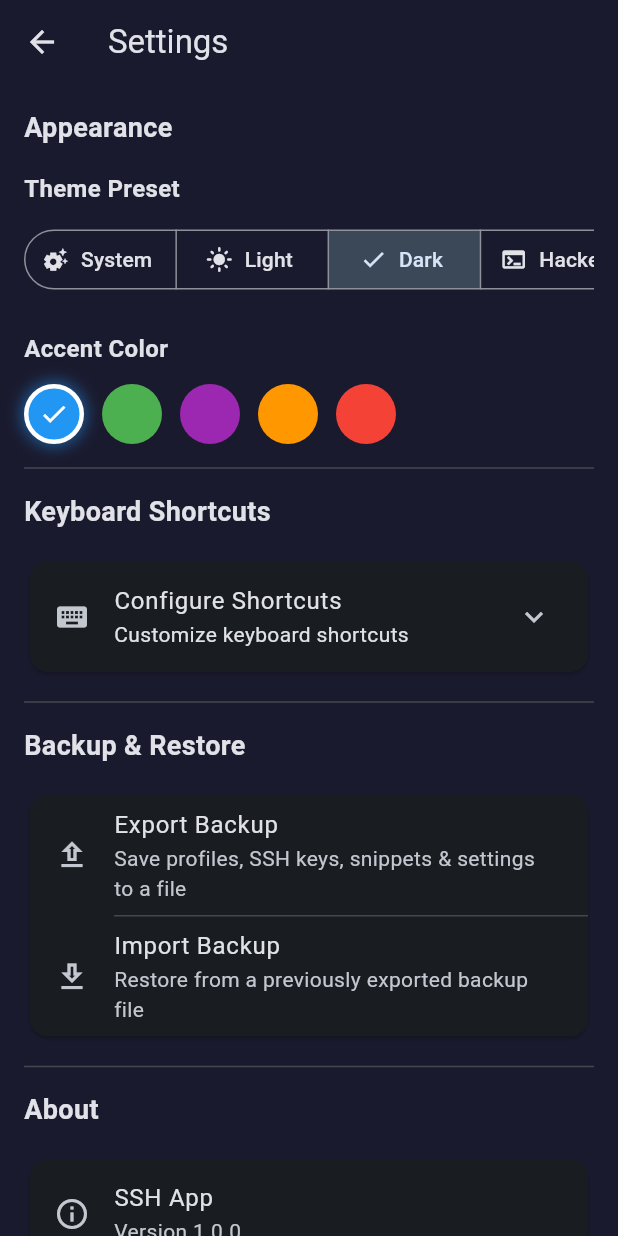
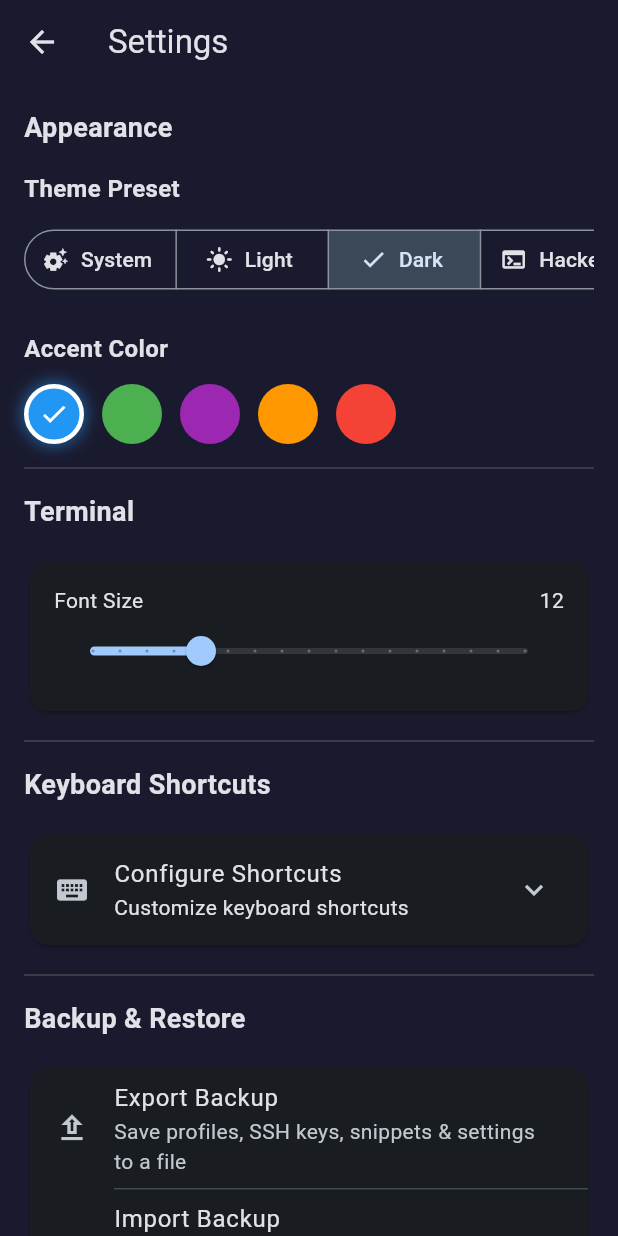
Before and after one commit to involvex/ssh-app-flutter, a Flutter app: the screen it shows after launch, after a tap on the "settings" icon, on a phone screen of 412 x 824 dp. Run offline on Flutter 3.47's test engine with Material 3 defaults, Android fonts, the phone set to English and light mode, and no system bars; our stand-ins replace file_picker, share_plus, shared_preferences; missing offline and left inert: dartssh2, network_info_plus, xterm; accounts and stored records are empty; project files that could hold a hidden picture were left out.

Commit message:
improved ui and ssh font size

```diff
--- a/lib/providers/settings_provider.dart
+++ b/lib/providers/settings_provider.dart
@@ -10,18 +10,22 @@ class SettingsProvider extends ChangeNotifier {
   Color _accentColor = Colors.blue;
   List<KeyboardShortcut> _shortcuts = [];
   bool _isLoaded = false;
+  double _terminalFontSize = 12.0;
 
   ThemeMode get themeMode => _themeMode;
   AppTheme get appTheme => _appTheme;
   Color get accentColor => _accentColor;
   List<KeyboardShortcut> get shortcuts => _shortcuts;
   bool get isLoaded => _isLoaded;
+  double get terminalFontSize => _terminalFontSize;
 
   List<KeyboardShortcut> getShortcutsByRow(int row) {
     return _shortcuts.where((s) => s.row == row).toList();
   }
 
-  int get maxRow => _shortcuts.isEmpty ? 0 : _shortcuts.map((s) => s.row).reduce((a, b) => a > b ? a : b);
+  int get maxRow => _shortcuts.isEmpty
+      ? 0
+      : _shortcuts.map((s) => s.row).reduce((a, b) => a > b ? a : b);
 
   Future<void> loadSettings() async {
     final settings = await ConfigService.getSettings();
@@ -32,12 +36,11 @@ class SettingsProvider extends ChangeNotifier {
       orElse: () => AppTheme.dark,
     );
 
-    // Sync themeMode with appTheme for standard modes
     _themeMode = switch (_appTheme) {
       AppTheme.light => ThemeMode.light,
       AppTheme.dark => ThemeMode.dark,
       AppTheme.system => ThemeMode.system,
-      AppTheme.hacker => ThemeMode.dark, // Hacker is always dark
+      AppTheme.hacker => ThemeMode.dark,
     };
 
     final accentColorStr = settings['accentColor'] as String? ?? 'blue';
@@ -51,12 +54,26 @@ class SettingsProvider extends ChangeNotifier {
 
     final shortcutsData = settings['shortcuts'] as List<dynamic>?;
     if (shortcutsData != null && shortcutsData.isNotEmpty) {
-      _shortcuts = shortcutsData.map((e) => KeyboardShortcut.fromJson(Map<String, dynamic>.from(e as Map))).toList();
+      _shortcuts = shortcutsData
+          .map((e) =>
+              KeyboardShortcut.fromJson(Map<String, dynamic>.from(e as Map)))
+          .toList();
     } else {
       _shortcuts = KeyboardShortcut.defaults;
     }
 
+    final fontSizeVal = settings['terminalFontSize'];
+    if (fontSizeVal != null) {
+      _terminalFontSize = (fontSizeVal as num).toDouble();
+    }
+
     _isLoaded = true;
+    notifyListeners();
+  }
+
+  Future<void> setTerminalFontSize(double size) async {
+    _terminalFontSize = size;
+    await _saveSetting('terminalFontSize', size);
     notifyListeners();
   }
 
--- a/lib/screens/home_screen.dart
+++ b/lib/screens/home_screen.dart
@@ -71,7 +71,8 @@ class _HomeScreenState extends State<HomeScreen> {
           backgroundColor: Color(0xFF16213E),
           content: Row(
             children: [
-              SizedBox(width: 24, height: 24, child: CircularProgressIndicator()),
+              SizedBox(
+                  width: 24, height: 24, child: CircularProgressIndicator()),
               SizedBox(width: 16),
               Text('Connecting...'),
             ],
@@ -151,7 +152,8 @@ class _HomeScreenState extends State<HomeScreen> {
   @override
   Widget build(BuildContext context) {
     return KeyboardListener(
-      focusNode: FocusNode()..requestFocus(), // Request focus so keyboard listener receives events
+      focusNode: FocusNode()
+        ..requestFocus(), // Request focus so keyboard listener receives events
       onKeyEvent: _handleKeyEvent,
       child: Scaffold(
         appBar: AppBar(
@@ -188,7 +190,8 @@ class _HomeScreenState extends State<HomeScreen> {
               onPressed: () {
                 Navigator.push(
                   context,
-                  MaterialPageRoute(builder: (context) => const SettingsScreen()),
+                  MaterialPageRoute(
+                      builder: (context) => const SettingsScreen()),
                 );
               },
             ),
@@ -245,11 +248,17 @@ class ClientTab extends StatelessWidget {
       final chips = sessions.map((s) {
         final isActive = ssh.activeSessionId == s.id;
         return Padding(
-          padding: const EdgeInsets.symmetric(horizontal: 4.0),
-          child: ChoiceChip(
+          padding: const EdgeInsets.symmetric(horizontal: 2.0),
+          child: InputChip(
             selected: isActive,
+            avatar: CircleAvatar(
+              radius: 4,
+              backgroundColor: s.isConnected ? Colors.green : Colors.red,
+            ),
             label: Text('${s.name} (${s.profile.host}:${s.profile.port})'),
-            onSelected: (_) => ssh.switchActiveSession(s.id),
+            onPressed: () => ssh.switchActiveSession(s.id),
+            deleteIcon: const Icon(Icons.close, size: 16),
+            onDeleted: () => ssh.removeSession(s.id),
           ),
         );
       }).toList();
@@ -258,7 +267,8 @@ class ClientTab extends StatelessWidget {
         Padding(
           padding: const EdgeInsets.symmetric(horizontal: 4.0),
           child: GestureDetector(
-            onTap: () => showDialog<void>(context: context, builder: (c) => const ConnectionModal()),
+            onTap: () => showDialog<void>(
+                context: context, builder: (c) => const ConnectionModal()),
             child: const Chip(label: Icon(Icons.add)),
           ),
         ),
@@ -276,11 +286,15 @@ class ClientTab extends StatelessWidget {
             icon: const Icon(Icons.folder_open),
             tooltip: 'SFTP Browser',
             onPressed: () {
-              if (ssh.activeSession == null || !ssh.activeSession!.isConnected) {
-                ScaffoldMessenger.of(context).showSnackBar(const SnackBar(content: Text('Connect to a session first')));
+              if (ssh.activeSession == null ||
+                  !ssh.activeSession!.isConnected) {
+                ScaffoldMessenger.of(context).showSnackBar(const SnackBar(
+                    content: Text('Connect to a session first')));
                 return;
               }
-              showModalBottomSheet(context: context, builder: (_) => SftpBrowser(sessionId: ssh.activeSessionId!));
+              showModalBottomSheet(
+                  context: context,
+                  builder: (_) => SftpBrowser(sessionId: ssh.activeSessionId!));
             },
           ),
         ],
@@ -324,20 +338,66 @@ class ClientTab extends StatelessWidget {
 
         return Column(
           children: <Widget>[
-    _buildSessionTabBar(context),
+            _buildSessionTabBar(context),
             Expanded(
               child: Consumer<SSHProvider>(builder: (context, ssh, child) {
                 final active = ssh.activeSession;
-                if (active == null) return const Center(child: Text('No session. Click + to connect'));
-                if (!active.isConnected) return const Center(child: Text('Not connected'));
+                if (active == null) {
+                  return const Center(
+                      child: Text('No session. Click + to connect'));
+                }
+                if (!active.isConnected) {
+                  return Center(
+                    child: Column(
+                      mainAxisAlignment: MainAxisAlignment.center,
+                      children: [
+                        const Text('Not connected'),
+                        const SizedBox(height: 16),
+                        Row(
+                          mainAxisAlignment: MainAxisAlignment.center,
+                          children: [
+                            FilledButton.icon(
+                              onPressed: () async {
+                                try {
+                                  await ssh.connectSession(active.id);
+                                } catch (e) {
+                                  if (context.mounted) {
+                                    ScaffoldMessenger.of(context).showSnackBar(
+                                      SnackBar(
+                                        content: Text('Reconnect failed: $e'),
+                                        backgroundColor: Colors.red,
+                                      ),
+                                    );
+                                  }
+                                }
+                              },
+                              icon: const Icon(Icons.refresh),
+                              label: const Text('Reconnect'),
+                            ),
+                            const SizedBox(width: 16),
+                            OutlinedButton.icon(
+                              onPressed: () => ssh.removeSession(active.id),
+                              icon: const Icon(Icons.close),
+                              label: const Text('Close'),
+                              style: OutlinedButton.styleFrom(
+                                foregroundColor: Colors.red,
+                                side: const BorderSide(color: Colors.red),
+                              ),
+                            ),
+                          ],
+                        ),
+                      ],
+                    ),
+                  );
+                }
                 return Container(
                   color: terminalTheme.background,
                   child: TerminalView(
                     active.terminal,
                     padding: const EdgeInsets.all(8),
                     theme: terminalTheme,
-                    textStyle: const TerminalStyle(
-                      fontSize: 14,
+                    textStyle: TerminalStyle(
+                      fontSize: settings.terminalFontSize,
                       fontFamily: 'monospace',
                     ),
                   ),
@@ -362,9 +422,12 @@ class ClientTab extends StatelessWidget {
                 padding: const EdgeInsets.all(8.0),
                 child: OutlinedButton.icon(
                   onPressed: () async {
-                    final active = Provider.of<SSHProvider>(context, listen: false).activeSession;
+                    final active =
+                        Provider.of<SSHProvider>(context, listen: false)
+                            .activeSession;
                     if (active != null) {
-                      await Provider.of<SSHProvider>(context, listen: false).disconnectSession(active.id);
+                      await Provider.of<SSHProvider>(context, listen: false)
+                          .disconnectSession(active.id);
                     }
                   },
                   icon: const Icon(Icons.close),
@@ -403,7 +466,8 @@ class ServerTab extends StatelessWidget {
                       child: Column(
                         mainAxisSize: MainAxisSize.min,
                         children: <Widget>[
-                          const Icon(Icons.check_circle, color: Colors.green, size: 64),
+                          const Icon(Icons.check_circle,
+                              color: Colors.green, size: 64),
                           const SizedBox(height: 16),
                           Text(
                             'SSH Server is Running',
@@ -419,7 +483,8 @@ class ServerTab extends StatelessWidget {
                             onPressed: () => ssh.stopServer(),
                             icon: const Icon(Icons.stop),
                             label: const Text('Stop Server'),
-                            style: FilledButton.styleFrom(backgroundColor: Colors.red),
+                            style: FilledButton.styleFrom(
+                                backgroundColor: Colors.red),
                           ),
                         ],
                       ),
--- a/lib/screens/settings_screen.dart
+++ b/lib/screens/settings_screen.dart
@@ -44,7 +44,8 @@ class _SettingsScreenState extends State<SettingsScreen> {
           SnackBar(content: Text(message)),
         );
         // Reload settings provider so theme/shortcuts update immediately
-        await Provider.of<SettingsProvider>(context, listen: false).loadSettings();
+        await Provider.of<SettingsProvider>(context, listen: false)
+            .loadSettings();
       }
     } catch (e) {
       if (mounted) {
@@ -71,18 +72,49 @@ class _SettingsScreenState extends State<SettingsScreen> {
           return ListView(
             padding: const EdgeInsets.all(16),
             children: [
-              const Text('Appearance', style: TextStyle(fontSize: 18, fontWeight: FontWeight.bold)),
+              const Text('Appearance',
+                  style: TextStyle(fontSize: 18, fontWeight: FontWeight.bold)),
               const SizedBox(height: 16),
               const ThemePicker(),
               const Divider(height: 32),
-              const Text('Keyboard Shortcuts', style: TextStyle(fontSize: 18, fontWeight: FontWeight.bold)),
+              const Text('Terminal',
+                  style: TextStyle(fontSize: 18, fontWeight: FontWeight.bold)),
+              const SizedBox(height: 16),
+              Card(
+                child: Padding(
+                  padding: const EdgeInsets.all(16),
+                  child: Column(
+                    crossAxisAlignment: CrossAxisAlignment.start,
+                    children: [
+                      Row(
+                        mainAxisAlignment: MainAxisAlignment.spaceBetween,
+                        children: [
+                          const Text('Font Size'),
+                          Text('${settings.terminalFontSize.toInt()}'),
+                        ],
+                      ),
+                      Slider(
+                        value: settings.terminalFontSize,
+                        min: 8,
+                        max: 24,
+                        divisions: 16,
+                        onChanged: (val) => settings.setTerminalFontSize(val),
+                      ),
+                    ],
+                  ),
+                ),
+              ),
+              const Divider(height: 32),
+              const Text('Keyboard Shortcuts',
+                  style: TextStyle(fontSize: 18, fontWeight: FontWeight.bold)),
               const SizedBox(height: 16),
               const Card(
                 child: ExpansionTile(
                   leading: Icon(Icons.keyboard),
                   title: Text('Configure Shortcuts'),
                   subtitle: Text('Customize keyboard shortcuts'),
-                  childrenPadding: EdgeInsets.symmetric(horizontal: 16, vertical: 8),
+                  childrenPadding:
+                      EdgeInsets.symmetric(horizontal: 16, vertical: 8),
                   children: [
                     KeyboardShortcutBar(showRow: 1, forceShowOnMobile: true),
                     SizedBox(height: 8),
@@ -91,7 +123,8 @@ class _SettingsScreenState extends State<SettingsScreen> {
                 ),
               ),
               const Divider(height: 32),
-              const Text('Backup & Restore', style: TextStyle(fontSize: 18, fontWeight: FontWeight.bold)),
+              const Text('Backup & Restore',
+                  style: TextStyle(fontSize: 18, fontWeight: FontWeight.bold)),
               const SizedBox(height: 16),
               Card(
                 child: Column(
@@ -99,7 +132,8 @@ class _SettingsScreenState extends State<SettingsScreen> {
                     ListTile(
                       leading: const Icon(Icons.upload_outlined),
                       title: const Text('Export Backup'),
-                      subtitle: const Text('Save profiles, SSH keys, snippets & settings to a file'),
+                      subtitle: const Text(
+                          'Save profiles, SSH keys, snippets & settings to a file'),
                       trailing: _isExporting
                           ? const SizedBox(
                               width: 24,
@@ -113,7 +147,8 @@ class _SettingsScreenState extends State<SettingsScreen> {
                     ListTile(
                       leading: const Icon(Icons.download_outlined),
                       title: const Text('Import Backup'),
-                      subtitle: const Text('Restore from a previously exported backup file'),
+                      subtitle: const Text(
+                          'Restore from a previously exported backup file'),
                       trailing: _isImporting
                           ? const SizedBox(
                               width: 24,
@@ -127,7 +162,8 @@ class _SettingsScreenState extends State<SettingsScreen> {
                 ),
               ),
               const Divider(height: 32),
-              const Text('About', style: TextStyle(fontSize: 18, fontWeight: FontWeight.bold)),
+              const Text('About',
+                  style: TextStyle(fontSize: 18, fontWeight: FontWeight.bold)),
               const SizedBox(height: 16),
               const Card(
                 child: Column(
```
Also changed, not shown: lib/services/sftp_helper.dart (+49 -6 lines), lib/widgets/sftp_browser.dart (+72 -12 lines), .kilo/package-lock.json (added), .kilocode/package-lock.json (added), 1 other file.
